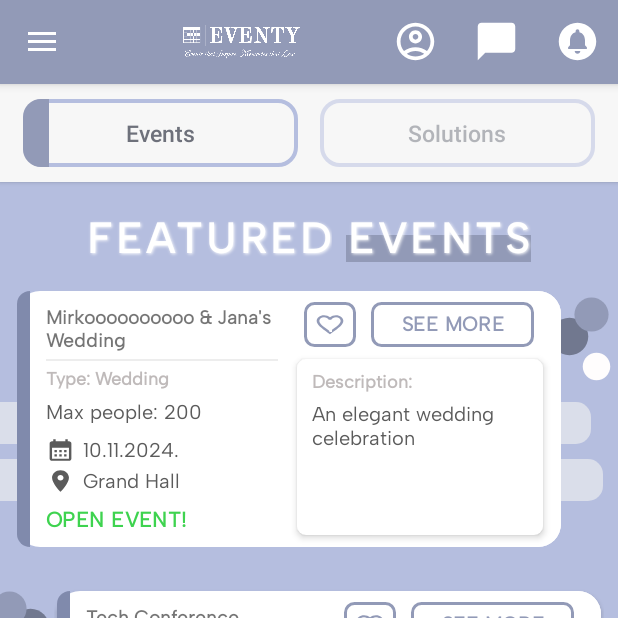
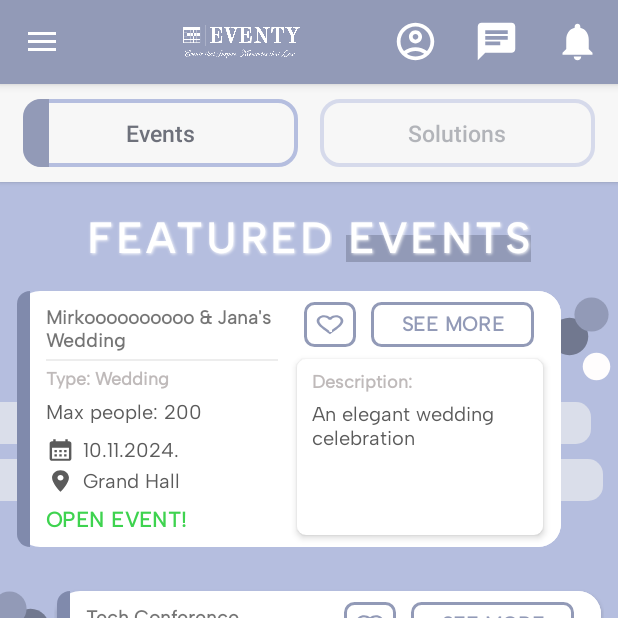
Before and after one commit to kzi-nastava/ma-project-event-planner-siit-2024-team-11, an Android app: the MainActivity screen opened directly, with no data from a screen before it, on a phone screen of 412 x 824 dp, the top half of it. Run offline under Robolectric (Android 15) with nearby library versions, the phone set to English and light mode, and no system bars; our stand-ins replace navigation-ui.

Commit message:
[UPDATE] icons (messages, notifications)

```diff
--- a/Eventy/app/src/main/res/drawable/icon_messages.xml
+++ b/Eventy/app/src/main/res/drawable/icon_messages.xml
@@ -1,5 +1,5 @@
-<vector xmlns:android="http://schemas.android.com/apk/res/android" android:height="30dp" android:tint="#FFFFFF" android:viewportHeight="24" android:viewportWidth="24" android:width="30dp">
+<vector xmlns:android="http://schemas.android.com/apk/res/android" android:autoMirrored="true" android:height="30dp" android:tint="#FFFFFF" android:viewportHeight="24" android:viewportWidth="24" android:width="30dp">
 
-    <path android:fillColor="@android:color/white" android:pathData="M20,2H4c-1.1,0 -2,0.9 -2,2v18l4,-4h14c1.1,0 2,-0.9 2,-2V4c0,-1.1 -0.9,-2 -2,-2z"/>
+    <path android:fillColor="@android:color/white" android:pathData="M20,2L4,2c-1.1,0 -1.99,0.9 -1.99,2L2,22l4,-4h14c1.1,0 2,-0.9 2,-2L22,4c0,-1.1 -0.9,-2 -2,-2zM6,9h12v2L6,11L6,9zM14,14L6,14v-2h8v2zM18,8L6,8L6,6h12v2z"/>
 
 </vector>
--- a/Eventy/app/src/main/res/drawable/icon_notifications.xml
+++ b/Eventy/app/src/main/res/drawable/icon_notifications.xml
@@ -1,5 +1,5 @@
 <vector xmlns:android="http://schemas.android.com/apk/res/android" android:height="30dp" android:tint="#FFFFFF" android:viewportHeight="24" android:viewportWidth="24" android:width="30dp">
 
-    <path android:fillColor="@android:color/white" android:pathData="M12,2C6.48,2 2,6.48 2,12s4.48,10 10,10 10,-4.48 10,-10S17.52,2 12,2zM12,18.5c-0.83,0 -1.5,-0.67 -1.5,-1.5h3c0,0.83 -0.67,1.5 -1.5,1.5zM17,16L7,16v-1l1,-1v-2.61C8,9.27 9.03,7.47 11,7v-0.5c0,-0.57 0.43,-1 1,-1s1,0.43 1,1L13,7c1.97,0.47 3,2.28 3,4.39L16,14l1,1v1z"/>
+    <path android:fillColor="@android:color/white" android:pathData="M12,22c1.1,0 2,-0.9 2,-2h-4c0,1.1 0.89,2 2,2zM18,16v-5c0,-3.07 -1.64,-5.64 -4.5,-6.32L13.5,4c0,-0.83 -0.67,-1.5 -1.5,-1.5s-1.5,0.67 -1.5,1.5v0.68C7.63,5.36 6,7.92 6,11v5l-2,2v1h16v-1l-2,-2z"/>
 
 </vector>
```
